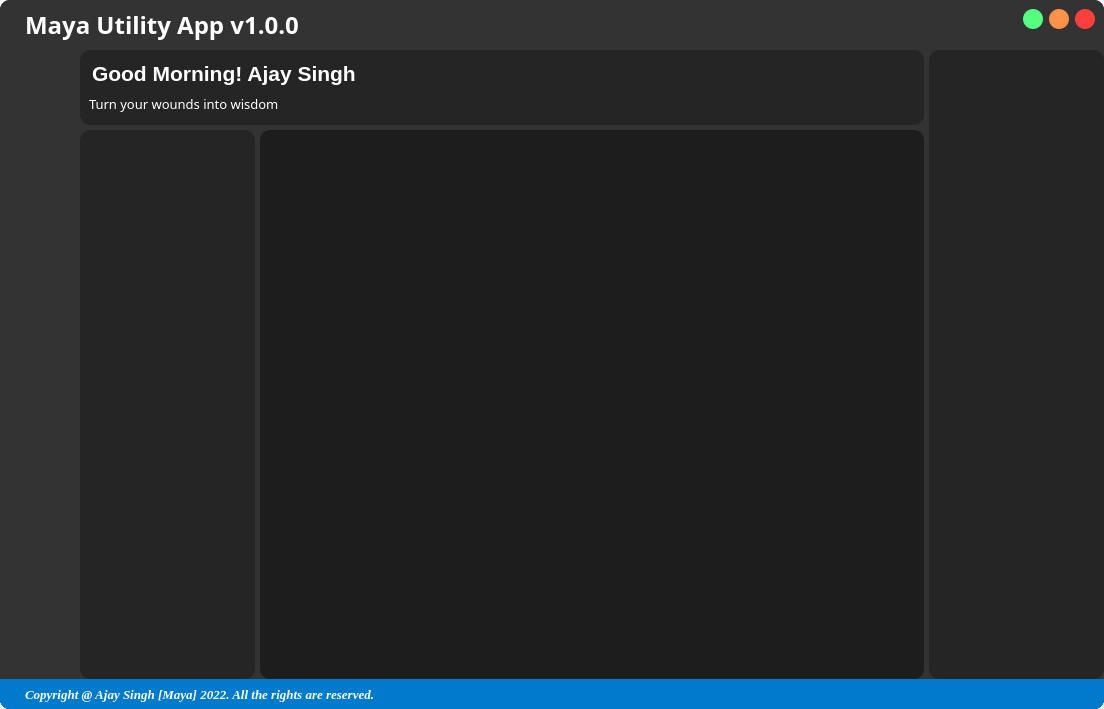
mentormaya/Maya-Utility-App, file assets/UI/Interface.ui: the form before one commit.
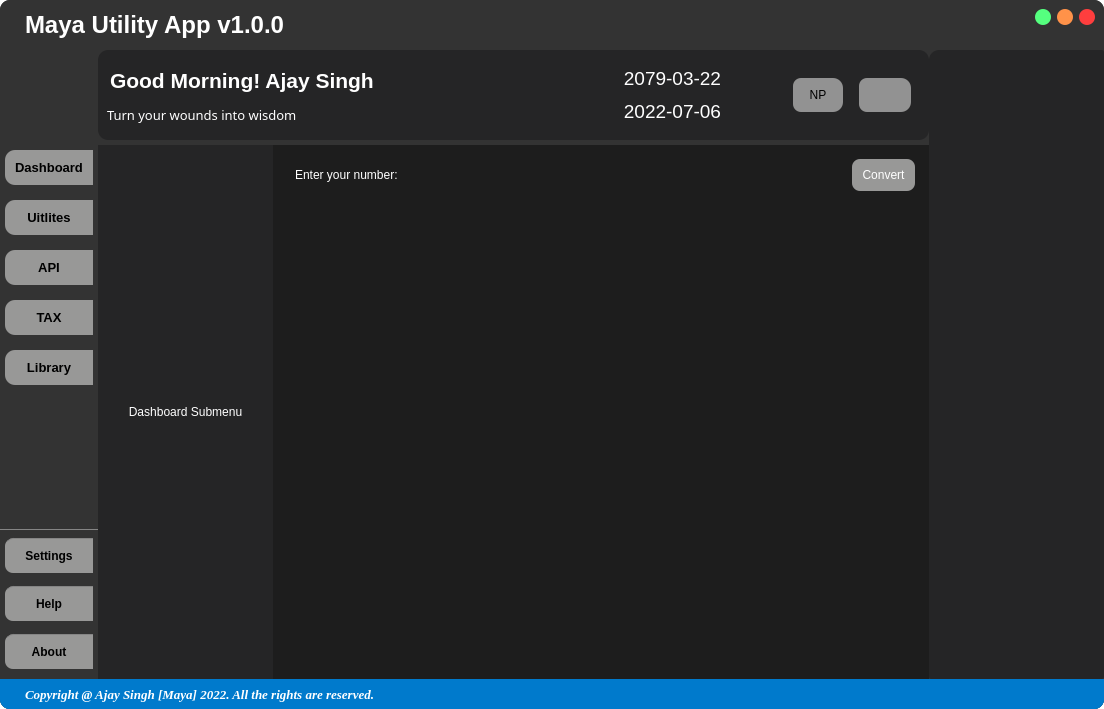
The form after the commit. Icons and pictures are not drawn.

```diff
--- a/assets/UI/Interface.ui
+++ b/assets/UI/Interface.ui
@@ -26,10 +26,7 @@
 border-radius: 10;
 color: rgb(255,255,255)</string>
    </property>
-   <layout class="QVBoxLayout" name="drop_shadow_layout">
-    <property name="spacing">
-     <number>0</number>
-    </property>
+   <layout class="QGridLayout" name="gridLayout_2">
     <property name="leftMargin">
      <number>0</number>
     </property>
@@ -42,7 +39,7 @@
     <property name="bottomMargin">
      <number>0</number>
     </property>
-    <item>
+    <item row="0" column="0">
      <widget class="QFrame" name="drop_shadow_frame">
       <property name="frameShape">
        <enum>QFrame::NoFrame</enum>
@@ -133,7 +130,7 @@
               <widget class="QLabel" name="app_title">
                <property name="font">
                 <font>
-                 <family>Ubuntu Mono</family>
+                 <family>Helvetica</family>
                  <pointsize>18</pointsize>
                  <weight>75</weight>
                  <bold>true</bold>
@@ -169,14 +166,14 @@
               <widget class="QPushButton" name="btn_minimize">
                <property name="minimumSize">
                 <size>
-                 <width>20</width>
-                 <height>20</height>
+                 <width>16</width>
+                 <height>16</height>
                 </size>
                </property>
                <property name="maximumSize">
                 <size>
-                 <width>20</width>
-                 <height>20</height>
+                 <width>16</width>
+                 <height>16</height>
                 </size>
                </property>
                <property name="toolTip">
@@ -188,7 +185,7 @@
                <property name="styleSheet">
                 <string notr="true">QPushButton {
 	border:none;
-	border-radius: 10px;
+	border-radius: 8px;
 	background-color: rgb(85, 255, 127);
 }
 
@@ -205,14 +202,14 @@
               <widget class="QPushButton" name="btn_maximize">
                <property name="minimumSize">
                 <size>
-                 <width>20</width>
-                 <height>20</height>
+                 <width>16</width>
+                 <height>16</height>
                 </size>
                </property>
                <property name="maximumSize">
                 <size>
-                 <width>20</width>
-                 <height>20</height>
+                 <width>16</width>
+                 <height>16</height>
                 </size>
                </property>
                <property name="toolTip">
@@ -224,7 +221,7 @@
                <property name="styleSheet">
                 <string notr="true">QPushButton {
 	border:none;
-	border-radius: 10px;
+	border-radius: 8px;
 	background-color: rgb(255, 146, 73);
 }
 
@@ -241,14 +238,14 @@
               <widget class="QPushButton" name="btn_close">
                <property name="minimumSize">
                 <size>
-                 <width>20</width>
-                 <height>20</height>
+                 <width>16</width>
+                 <height>16</height>
                 </size>
                </property>
                <property name="maximumSize">
                 <size>
-                 <width>20</width>
-                 <height>20</height>
+                 <width>16</width>
+                 <height>16</height>
                 </size>
                </property>
                <property name="toolTip">
@@ -260,7 +257,7 @@
                <property name="styleSheet">
                 <string notr="true">QPushButton {
 	border:none;
-	border-radius: 10px;
+	border-radius: 8px;
 	background-color: rgb(255, 62, 62);
 }
 
@@ -303,9 +300,172 @@
           <property name="bottomMargin">
            <number>0</number>
           </property>
-          <property name="spacing">
+          <property name="horizontalSpacing">
+           <number>0</number>
+          </property>
+          <property name="verticalSpacing">
            <number>5</number>
           </property>
+          <item row="2" column="0">
+           <widget class="QFrame" name="app_info_frame">
+            <property name="minimumSize">
+             <size>
+              <width>0</width>
+              <height>150</height>
+             </size>
+            </property>
+            <property name="maximumSize">
+             <size>
+              <width>16777215</width>
+              <height>150</height>
+             </size>
+            </property>
+            <property name="styleSheet">
+             <string notr="true">border-radius: 0px;
+border-top: 1px solid rgb(133, 133, 133);</string>
+            </property>
+            <property name="frameShape">
+             <enum>QFrame::NoFrame</enum>
+            </property>
+            <property name="frameShadow">
+             <enum>QFrame::Raised</enum>
+            </property>
+            <layout class="QVBoxLayout" name="verticalLayout_5">
+             <property name="spacing">
+              <number>0</number>
+             </property>
+             <property name="leftMargin">
+              <number>0</number>
+             </property>
+             <property name="topMargin">
+              <number>0</number>
+             </property>
+             <property name="rightMargin">
+              <number>0</number>
+             </property>
+             <property name="bottomMargin">
+              <number>0</number>
+             </property>
+             <item>
+              <widget class="QPushButton" name="settings_menu">
+               <property name="font">
+                <font>
+                 <weight>75</weight>
+                 <bold>true</bold>
+                </font>
+               </property>
+               <property name="cursor">
+                <cursorShape>PointingHandCursor</cursorShape>
+               </property>
+               <property name="styleSheet">
+                <string notr="true">QPushButton{
+	background-color: rgba(223, 223, 221, 150);
+	color: rgb(0,0,0);
+	padding: 10px;
+	margin: 5px;
+	border-top-left-radius: 8px;
+	border-bottom-left-radius: 8px;
+}
+
+QPushButton:hover{
+	background-color: rgba(223, 223, 221, 200);
+}
+
+QPushButton:pressed{
+	background-color: rgba(223, 223, 221, 200);
+	border-right: rgba(85, 0, 255, 150) 4px solid;
+}</string>
+               </property>
+               <property name="text">
+                <string>Settings</string>
+               </property>
+               <property name="icon">
+                <iconset resource="../assets.qrc">
+                 <normaloff>:/icons/icons/settings.svg</normaloff>:/icons/icons/settings.svg</iconset>
+               </property>
+              </widget>
+             </item>
+             <item>
+              <widget class="QPushButton" name="help_menu">
+               <property name="font">
+                <font>
+                 <weight>75</weight>
+                 <bold>true</bold>
+                </font>
+               </property>
+               <property name="cursor">
+                <cursorShape>PointingHandCursor</cursorShape>
+               </property>
+               <property name="styleSheet">
+                <string notr="true">QPushButton{
+	background-color: rgba(223, 223, 221, 150);
+	color: rgb(0,0,0);
+	padding: 10px;
+	margin: 5px;
+	border-top-left-radius: 8px;
+	border-bottom-left-radius: 8px;
+}
+
+QPushButton:hover{
+	background-color: rgba(223, 223, 221, 200);
+}
+
+QPushButton:pressed{
+	background-color: rgba(223, 223, 221, 200);
+	border-right: rgba(85, 0, 255, 150) 4px solid;
+}</string>
+               </property>
+               <property name="text">
+                <string>Help</string>
+               </property>
+               <property name="icon">
+                <iconset resource="../assets.qrc">
+                 <normaloff>:/icons/icons/help-circle.svg</normaloff>:/icons/icons/help-circle.svg</iconset>
+               </property>
+              </widget>
+             </item>
+             <item>
+              <widget class="QPushButton" name="about_menu">
+               <property name="font">
+                <font>
+                 <weight>75</weight>
+                 <bold>true</bold>
+                </font>
+               </property>
+               <property name="cursor">
+                <cursorShape>PointingHandCursor</cursorShape>
+               </property>
+               <property name="styleSheet">
+                <string notr="true">QPushButton{
+	background-color: rgba(223, 223, 221, 150);
+	color: rgb(0,0,0);
+	padding: 10px;
+	margin: 5px;
+	border-top-left-radius: 8px;
+	border-bottom-left-radius: 8px;
+}
+
+QPushButton:hover{
+	background-color: rgba(223, 223, 221, 200);
+}
+
+QPushButton:pressed{
+	background-color: rgba(223, 223, 221, 200);
+	border-right: rgba(85, 0, 255, 150) 4px solid;
+}</string>
+               </property>
+               <property name="text">
+                <string>About</string>
+               </property>
+               <property name="icon">
+                <iconset resource="../assets.qrc">
+                 <normaloff>:/icons/icons/info.svg</normaloff>:/icons/icons/info.svg</iconset>
+               </property>
+              </widget>
+             </item>
+            </layout>
+           </widget>
+          </item>
           <item row="0" column="0">
            <widget class="QFrame" name="brand_frame">
             <property name="minimumSize">
@@ -346,6 +506,168 @@
             </layout>
            </widget>
           </item>
+          <item row="1" column="2" rowspan="2">
+           <widget class="QFrame" name="content_frame">
+            <property name="styleSheet">
+             <string notr="true">background-color: rgb(29, 29, 29);
+border-radius: 0px;</string>
+            </property>
+            <property name="frameShape">
+             <enum>QFrame::StyledPanel</enum>
+            </property>
+            <property name="frameShadow">
+             <enum>QFrame::Raised</enum>
+            </property>
+            <layout class="QHBoxLayout" name="horizontalLayout_7">
+             <property name="spacing">
+              <number>0</number>
+             </property>
+             <property name="leftMargin">
+              <number>0</number>
+             </property>
+             <property name="topMargin">
+              <number>0</number>
+             </property>
+             <property name="rightMargin">
+              <number>0</number>
+             </property>
+             <property name="bottomMargin">
+              <number>0</number>
+             </property>
+             <item>
+              <widget class="QStackedWidget" name="main_content_pages">
+               <property name="currentIndex">
+                <number>1</number>
+               </property>
+               <widget class="QWidget" name="dashboard">
+                <layout class="QVBoxLayout" name="verticalLayout_8">
+                 <property name="spacing">
+                  <number>5</number>
+                 </property>
+                 <property name="leftMargin">
+                  <number>0</number>
+                 </property>
+                 <property name="topMargin">
+                  <number>0</number>
+                 </property>
+                 <property name="rightMargin">
+                  <number>0</number>
+                 </property>
+                 <property name="bottomMargin">
+                  <number>0</number>
+                 </property>
+                 <item>
+                  <widget class="QLabel" name="label_2">
+                   <property name="text">
+                    <string>I am a Dashboard UI</string>
+                   </property>
+                   <property name="alignment">
+                    <set>Qt::AlignCenter</set>
+                   </property>
+                  </widget>
+                 </item>
+                </layout>
+               </widget>
+               <widget class="QWidget" name="utilites_number">
+                <layout class="QVBoxLayout" name="verticalLayout_10">
+                 <property name="spacing">
+                  <number>0</number>
+                 </property>
+                 <property name="leftMargin">
+                  <number>0</number>
+                 </property>
+                 <property name="topMargin">
+                  <number>0</number>
+                 </property>
+                 <property name="rightMargin">
+                  <number>0</number>
+                 </property>
+                 <property name="bottomMargin">
+                  <number>0</number>
+                 </property>
+                 <item>
+                  <widget class="QFrame" name="input_number">
+                   <property name="minimumSize">
+                    <size>
+                     <width>0</width>
+                     <height>40</height>
+                    </size>
+                   </property>
+                   <property name="maximumSize">
+                    <size>
+                     <width>16777215</width>
+                     <height>60</height>
+                    </size>
+                   </property>
+                   <property name="styleSheet">
+                    <string notr="true">padding: 5px;</string>
+                   </property>
+                   <property name="frameShape">
+                    <enum>QFrame::StyledPanel</enum>
+                   </property>
+                   <property name="frameShadow">
+                    <enum>QFrame::Raised</enum>
+                   </property>
+                   <layout class="QHBoxLayout" name="horizontalLayout_9">
+                    <item>
+                     <widget class="QLabel" name="number_input_label">
+                      <property name="text">
+                       <string>Enter your number:</string>
+                      </property>
+                     </widget>
+                    </item>
+                    <item>
+                     <widget class="QLineEdit" name="num_input"/>
+                    </item>
+                    <item>
+                     <widget class="QPushButton" name="clear_btn">
+                      <property name="cursor">
+                       <cursorShape>PointingHandCursor</cursorShape>
+                      </property>
+                      <property name="text">
+                       <string/>
+                      </property>
+                      <property name="icon">
+                       <iconset resource="../assets.qrc">
+                        <normaloff>:/icons/icons/x.svg</normaloff>:/icons/icons/x.svg</iconset>
+                      </property>
+                     </widget>
+                    </item>
+                    <item>
+                     <widget class="QPushButton" name="convert_btn">
+                      <property name="cursor">
+                       <cursorShape>PointingHandCursor</cursorShape>
+                      </property>
+                      <property name="styleSheet">
+                       <string notr="true">padding: 10px;
+border-radius: 8px;
+background-color: rgb(152, 152, 151);</string>
+                      </property>
+                      <property name="text">
+                       <string>Convert</string>
+                      </property>
+                     </widget>
+                    </item>
+                   </layout>
+                  </widget>
+                 </item>
+                 <item>
+                  <widget class="QFrame" name="output_number">
+                   <property name="frameShape">
+                    <enum>QFrame::StyledPanel</enum>
+                   </property>
+                   <property name="frameShadow">
+                    <enum>QFrame::Raised</enum>
+                   </property>
+                  </widget>
+                 </item>
+                </layout>
+               </widget>
+              </widget>
+             </item>
+            </layout>
+           </widget>
+          </item>
           <item row="0" column="1" colspan="2">
            <widget class="QFrame" name="top_bar_frame">
             <property name="styleSheet">
@@ -435,107 +757,684 @@
                </layout>
               </widget>
              </item>
+             <item>
+              <widget class="QFrame" name="date_frame">
+               <property name="frameShape">
+                <enum>QFrame::StyledPanel</enum>
+               </property>
+               <property name="frameShadow">
+                <enum>QFrame::Raised</enum>
+               </property>
+               <layout class="QVBoxLayout" name="verticalLayout_9">
+                <property name="spacing">
+                 <number>0</number>
+                </property>
+                <property name="leftMargin">
+                 <number>0</number>
+                </property>
+                <property name="topMargin">
+                 <number>0</number>
+                </property>
+                <property name="rightMargin">
+                 <number>0</number>
+                </property>
+                <property name="bottomMargin">
+                 <number>0</number>
+                </property>
+                <item>
+                 <widget class="QGroupBox" name="">
+                  <layout class="QGridLayout" name="dates_grid">
+                   <item row="0" column="0">
+                    <widget class="QLabel" name="nepali_date">
+                     <property name="font">
+                      <font>
+                       <family>MS Sans Serif</family>
+                       <pointsize>14</pointsize>
+                      </font>
+                     </property>
+                     <property name="text">
+                      <string>2079-03-22</string>
+                     </property>
+                     <property name="alignment">
+                      <set>Qt::AlignRight|Qt::AlignTrailing|Qt::AlignVCenter</set>
+                     </property>
+                    </widget>
+                   </item>
+                   <item row="1" column="1" alignment="Qt::AlignLeft">
+                    <widget class="QPushButton" name="intdt_copy_btn">
+                     <property name="minimumSize">
+                      <size>
+                       <width>25</width>
+                       <height>0</height>
+                      </size>
+                     </property>
+                     <property name="maximumSize">
+                      <size>
+                       <width>25</width>
+                       <height>16777215</height>
+                      </size>
+                     </property>
+                     <property name="cursor">
+                      <cursorShape>PointingHandCursor</cursorShape>
+                     </property>
+                     <property name="text">
+                      <string/>
+                     </property>
+                     <property name="icon">
+                      <iconset resource="../assets.qrc">
+                       <normaloff>:/icons/icons/copy.svg</normaloff>:/icons/icons/copy.svg</iconset>
+                     </property>
+                    </widget>
+                   </item>
+                   <item row="1" column="0">
+                    <widget class="QLabel" name="int_date">
+                     <property name="font">
+                      <font>
+                       <family>MS Sans Serif</family>
+                       <pointsize>14</pointsize>
+                      </font>
+                     </property>
+                     <property name="text">
+                      <string>2022-07-06</string>
+                     </property>
+                     <property name="alignment">
+                      <set>Qt::AlignRight|Qt::AlignTrailing|Qt::AlignVCenter</set>
+                     </property>
+                    </widget>
+                   </item>
+                   <item row="0" column="1">
+                    <widget class="QPushButton" name="npdt_copy_btn">
+                     <property name="minimumSize">
+                      <size>
+                       <width>25</width>
+                       <height>0</height>
+                      </size>
+                     </property>
+                     <property name="maximumSize">
+                      <size>
+                       <width>25</width>
+                       <height>16777215</height>
+                      </size>
+                     </property>
+                     <property name="cursor">
+                      <cursorShape>PointingHandCursor</cursorShape>
+                     </property>
+                     <property name="text">
+                      <string/>
+                     </property>
+                     <property name="icon">
+                      <iconset resource="../assets.qrc">
+                       <normaloff>:/icons/icons/copy.svg</normaloff>:/icons/icons/copy.svg</iconset>
+                     </property>
+                    </widget>
+                   </item>
+                  </layout>
+                 </widget>
+                </item>
+               </layout>
+              </widget>
+             </item>
              <item>
               <widget class="QFrame" name="top_right_menu">
+               <property name="minimumSize">
+                <size>
+                 <width>150</width>
+                 <height>0</height>
+                </size>
+               </property>
+               <property name="maximumSize">
+                <size>
+                 <width>150</width>
+                 <height>16777215</height>
+                </size>
+               </property>
                <property name="frameShape">
                 <enum>QFrame::StyledPanel</enum>
                </property>
                <property name="frameShadow">
                 <enum>QFrame::Raised</enum>
                </property>
+               <layout class="QHBoxLayout" name="horizontalLayout_8">
+                <item>
+                 <widget class="QPushButton" name="np_cal_btn">
+                  <property name="styleSheet">
+                   <string notr="true">QPushButton{
+	background-color: rgba(223, 223, 221, 150);
+	color: rgb(0,0,0);
+	padding: 10px;
+	margin: 5px;
+	border-top-left-radius: 8px;
+	border-bottom-left-radius: 8px;
+}
+
+QPushButton:hover{
+	background-color: rgba(223, 223, 221, 200);
+}
+
+QPushButton:pressed{
+	background-color: rgba(223, 223, 221, 200);
+	border-right: rgba(85, 0, 255, 150) 4px solid;
+}</string>
+                  </property>
+                  <property name="text">
+                   <string>NP</string>
+                  </property>
+                  <property name="icon">
+                   <iconset resource="../assets.qrc">
+                    <normaloff>:/icons/icons/calendar.svg</normaloff>:/icons/icons/calendar.svg</iconset>
+                  </property>
+                 </widget>
+                </item>
+                <item>
+                 <widget class="QPushButton" name="options_btn">
+                  <property name="styleSheet">
+                   <string notr="true">QPushButton{
+	background-color: rgba(223, 223, 221, 150);
+	color: rgb(0,0,0);
+	padding: 10px;
+	margin: 5px;
+	border-top-left-radius: 8px;
+	border-bottom-left-radius: 8px;
+}
+
+QPushButton:hover{
+	background-color: rgba(223, 223, 221, 200);
+}
+
+QPushButton:pressed{
+	background-color: rgba(223, 223, 221, 200);
+	border-right: rgba(85, 0, 255, 150) 4px solid;
+}</string>
+                  </property>
+                  <property name="text">
+                   <string/>
+                  </property>
+                  <property name="icon">
+                   <iconset resource="../assets.qrc">
+                    <normaloff>:/icons/icons/chevrons-left.svg</normaloff>:/icons/icons/chevrons-left.svg</iconset>
+                  </property>
+                 </widget>
+                </item>
+               </layout>
               </widget>
              </item>
             </layout>
            </widget>
           </item>
-          <item row="0" column="3" rowspan="3">
-           <widget class="QFrame" name="right_menu">
-            <property name="minimumSize">
-             <size>
-              <width>175</width>
-              <height>0</height>
-             </size>
-            </property>
-            <property name="maximumSize">
-             <size>
-              <width>175</width>
-              <height>16777215</height>
-             </size>
-            </property>
-            <property name="styleSheet">
-             <string notr="true">background-color: rgb(37, 37, 38);
-padding: 2px;</string>
-            </property>
-            <property name="frameShape">
-             <enum>QFrame::StyledPanel</enum>
-            </property>
-            <property name="frameShadow">
-             <enum>QFrame::Raised</enum>
-            </property>
-           </widget>
-          </item>
-          <item row="1" column="0">
+          <item row="1" column="0" alignment="Qt::AlignTop">
            <widget class="QFrame" name="left_menu_frame">
+            <property name="styleSheet">
+             <string notr="true">padding: 0px;</string>
+            </property>
             <property name="frameShape">
-             <enum>QFrame::StyledPanel</enum>
+             <enum>QFrame::NoFrame</enum>
             </property>
             <property name="frameShadow">
              <enum>QFrame::Raised</enum>
             </property>
+            <layout class="QVBoxLayout" name="verticalLayout_4">
+             <property name="spacing">
+              <number>5</number>
+             </property>
+             <property name="leftMargin">
+              <number>0</number>
+             </property>
+             <property name="topMargin">
+              <number>0</number>
+             </property>
+             <property name="rightMargin">
+              <number>0</number>
+             </property>
+             <property name="bottomMargin">
+              <number>0</number>
+             </property>
+             <item>
+              <widget class="QPushButton" name="dashboard_menu">
+               <property name="font">
+                <font>
+                 <family>Helvetica</family>
+                 <pointsize>10</pointsize>
+                 <weight>75</weight>
+                 <italic>false</italic>
+                 <bold>true</bold>
+                 <underline>false</underline>
+                 <strikeout>false</strikeout>
+                </font>
+               </property>
+               <property name="cursor">
+                <cursorShape>PointingHandCursor</cursorShape>
+               </property>
+               <property name="mouseTracking">
+                <bool>false</bool>
+               </property>
+               <property name="styleSheet">
+                <string notr="true">QPushButton{
+	background-color: rgba(223, 223, 221, 150);
+	color: rgb(0,0,0);
+	padding: 10px;
+	margin: 5px;
+	border-top-right-radius: 0px;
+	border-bottom-right-radius: 0px;
+}
+
+QPushButton:hover{
+	background-color: rgba(223, 223, 221, 200);
+}
+
+QPushButton:pressed{
+	background-color: rgba(223, 223, 221, 200);
+	border-right: rgba(85, 0, 255, 150) 4px solid;
+}</string>
+               </property>
+               <property name="text">
+                <string>Dashboard</string>
+               </property>
+               <property name="icon">
+                <iconset resource="../assets.qrc">
+                 <normaloff>:/icons/icons/menu.svg</normaloff>:/icons/icons/menu.svg</iconset>
+               </property>
+               <property name="iconSize">
+                <size>
+                 <width>16</width>
+                 <height>16</height>
+                </size>
+               </property>
+               <property name="shortcut">
+                <string>Ctrl+D</string>
+               </property>
+               <property name="checkable">
+                <bool>true</bool>
+               </property>
+               <property name="autoRepeat">
+                <bool>false</bool>
+               </property>
+               <property name="autoDefault">
+                <bool>true</bool>
+               </property>
+               <property name="default">
+                <bool>true</bool>
+               </property>
+               <property name="flat">
+                <bool>false</bool>
+               </property>
+              </widget>
+             </item>
+             <item>
+              <widget class="QPushButton" name="utilities_menu">
+               <property name="font">
+                <font>
+                 <family>Helvetica</family>
+                 <pointsize>10</pointsize>
+                 <weight>75</weight>
+                 <italic>false</italic>
+                 <bold>true</bold>
+                 <underline>false</underline>
+                 <strikeout>false</strikeout>
+                </font>
+               </property>
+               <property name="cursor">
+                <cursorShape>PointingHandCursor</cursorShape>
+               </property>
+               <property name="styleSheet">
+                <string notr="true">QPushButton{
+	background-color: rgba(223, 223, 221, 150);
+	color: rgb(0,0,0);
+	padding: 10px;
+	margin: 5px;
+	border-top-right-radius: 0px;
+	border-bottom-right-radius: 0px;
+}
+
+QPushButton:hover{
+	background-color: rgba(223, 223, 221, 200);
+}
+
+QPushButton:pressed{
+	background-color: rgba(223, 223, 221, 200);
+	border-right: rgba(85, 0, 255, 150) 4px solid;
+}</string>
+               </property>
+               <property name="text">
+                <string>Uitlites</string>
+               </property>
+               <property name="icon">
+                <iconset resource="../assets.qrc">
+                 <normaloff>:/icons/icons/tool.svg</normaloff>:/icons/icons/tool.svg</iconset>
+               </property>
+               <property name="iconSize">
+                <size>
+                 <width>16</width>
+                 <height>16</height>
+                </size>
+               </property>
+               <property name="shortcut">
+                <string>Ctrl+S</string>
+               </property>
+               <property name="checkable">
+                <bool>true</bool>
+               </property>
+               <property name="autoRepeat">
+                <bool>false</bool>
+               </property>
+               <property name="autoDefault">
+                <bool>false</bool>
+               </property>
+               <property name="default">
+                <bool>false</bool>
+               </property>
+               <property name="flat">
+                <bool>false</bool>
+               </property>
+              </widget>
+             </item>
+             <item>
+              <widget class="QPushButton" name="api_menu">
+               <property name="font">
+                <font>
+                 <family>Helvetica</family>
+                 <pointsize>10</pointsize>
+                 <weight>75</weight>
+                 <italic>false</italic>
+                 <bold>true</bold>
+                 <underline>false</underline>
+                 <strikeout>false</strikeout>
+                </font>
+               </property>
+               <property name="cursor">
+                <cursorShape>PointingHandCursor</cursorShape>
+               </property>
+               <property name="styleSheet">
+                <string notr="true">QPushButton{
+	background-color: rgba(223, 223, 221, 150);
+	color: rgb(0,0,0);
+	padding: 10px;
+	margin: 5px;
+	border-top-right-radius: 0px;
+	border-bottom-right-radius: 0px;
+}
+
+QPushButton:hover{
+	background-color: rgba(223, 223, 221, 200);
+}
+
+QPushButton:pressed{
+	background-color: rgba(223, 223, 221, 200);
+	border-right: rgba(85, 0, 255, 150) 4px solid;
+}</string>
+               </property>
+               <property name="text">
+                <string>API</string>
+               </property>
+               <property name="icon">
+                <iconset resource="../assets.qrc">
+                 <normaloff>:/icons/icons/link.svg</normaloff>:/icons/icons/link.svg</iconset>
+               </property>
+               <property name="iconSize">
+                <size>
+                 <width>16</width>
+                 <height>16</height>
+                </size>
+               </property>
+               <property name="shortcut">
+                <string>Ctrl+A</string>
+               </property>
+               <property name="checkable">
+                <bool>true</bool>
+               </property>
+               <property name="autoRepeat">
+                <bool>false</bool>
+               </property>
+               <property name="autoDefault">
+                <bool>false</bool>
+               </property>
+               <property name="default">
+                <bool>false</bool>
+               </property>
+               <property name="flat">
+                <bool>false</bool>
+               </property>
+              </widget>
+             </item>
+             <item>
+              <widget class="QPushButton" name="tax_menu">
+               <property name="font">
+                <font>
+                 <family>Helvetica</family>
+                 <pointsize>10</pointsize>
+                 <weight>75</weight>
+                 <italic>false</italic>
+                 <bold>true</bold>
+                 <underline>false</underline>
+                 <strikeout>false</strikeout>
+                </font>
+               </property>
+               <property name="cursor">
+                <cursorShape>PointingHandCursor</cursorShape>
+               </property>
+               <property name="styleSheet">
+                <string notr="true">QPushButton{
+	background-color: rgba(223, 223, 221, 150);
+	color: rgb(0,0,0);
+	padding: 10px;
+	margin: 5px;
+	border-top-right-radius: 0px;
+	border-bottom-right-radius: 0px;
+}
+
+QPushButton:hover{
+	background-color: rgba(223, 223, 221, 200);
+}
+
+QPushButton:pressed{
+	background-color: rgba(223, 223, 221, 200);
+	border-right: rgba(85, 0, 255, 150) 4px solid;
+}</string>
+               </property>
+               <property name="text">
+                <string>TAX</string>
+               </property>
+               <property name="icon">
+                <iconset resource="../assets.qrc">
+                 <normaloff>:/icons/icons/dollar-sign.svg</normaloff>:/icons/icons/dollar-sign.svg</iconset>
+               </property>
+               <property name="iconSize">
+                <size>
+                 <width>16</width>
+                 <height>16</height>
+                </size>
+               </property>
+               <property name="shortcut">
+                <string>Ctrl+T</string>
+               </property>
+               <property name="checkable">
+                <bool>true</bool>
+               </property>
+               <property name="autoRepeat">
+                <bool>false</bool>
+               </property>
+               <property name="autoDefault">
+                <bool>false</bool>
+               </property>
+               <property name="default">
+                <bool>false</bool>
+               </property>
+               <property name="flat">
+                <bool>false</bool>
+               </property>
+              </widget>
+             </item>
+             <item>
+              <widget class="QPushButton" name="lms_menu">
+               <property name="font">
+                <font>
+                 <family>Helvetica</family>
+                 <pointsize>10</pointsize>
+                 <weight>75</weight>
+                 <italic>false</italic>
+                 <bold>true</bold>
+                 <underline>false</underline>
+                 <strikeout>false</strikeout>
+                </font>
+               </property>
+               <property name="cursor">
+                <cursorShape>PointingHandCursor</cursorShape>
+               </property>
+               <property name="styleSheet">
+                <string notr="true">QPushButton{
+	background-color: rgba(223, 223, 221, 150);
+	color: rgb(0,0,0);
+	padding: 10px;
+	margin: 5px;
+	border-top-right-radius: 0px;
+	border-bottom-right-radius: 0px;
+}
+
+QPushButton:hover{
+	background-color: rgba(223, 223, 221, 200);
+}
+
+QPushButton:pressed{
+	background-color: rgba(223, 223, 221, 200);
+	border-right: rgba(85, 0, 255, 150) 4px solid;
+}</string>
+               </property>
+               <property name="text">
+                <string>Library</string>
+               </property>
+               <property name="icon">
+                <iconset resource="../assets.qrc">
+                 <normaloff>:/icons/icons/book.svg</normaloff>:/icons/icons/book.svg</iconset>
+               </property>
+               <property name="iconSize">
+                <size>
+                 <width>16</width>
+                 <height>16</height>
+                </size>
+               </property>
+               <property name="shortcut">
+                <string>Ctrl+L</string>
+               </property>
+               <property name="checkable">
+                <bool>true</bool>
+               </property>
+               <property name="autoRepeat">
+                <bool>false</bool>
+               </property>
+               <property name="autoDefault">
+                <bool>false</bool>
+               </property>
+               <property name="default">
+                <bool>false</bool>
+               </property>
+               <property name="flat">
+                <bool>false</bool>
+               </property>
+              </widget>
+             </item>
+            </layout>
            </widget>
           </item>
           <item row="1" column="1" rowspan="2">
            <widget class="QFrame" name="sub_menu_frame">
             <property name="minimumSize">
              <size>
-              <width>175</width>
-              <height>0</height>
-             </size>
-            </property>
-            <property name="maximumSize">
-             <size>
-              <width>175</width>
-              <height>16777215</height>
-             </size>
-            </property>
-            <property name="styleSheet">
-             <string notr="true">background-color: rgb(37, 37, 38);
-padding: 2px;</string>
-            </property>
-            <property name="frameShape">
-             <enum>QFrame::StyledPanel</enum>
-            </property>
-            <property name="frameShadow">
-             <enum>QFrame::Raised</enum>
-            </property>
-           </widget>
-          </item>
-          <item row="1" column="2" rowspan="2">
-           <widget class="QFrame" name="content_frame">
-            <property name="styleSheet">
-             <string notr="true">background-color: rgb(29, 29, 29);</string>
-            </property>
-            <property name="frameShape">
-             <enum>QFrame::StyledPanel</enum>
-            </property>
-            <property name="frameShadow">
-             <enum>QFrame::Raised</enum>
-            </property>
-           </widget>
-          </item>
-          <item row="2" column="0">
-           <widget class="QFrame" name="app_info_frame">
-            <property name="minimumSize">
-             <size>
               <width>0</width>
-              <height>150</height>
+              <height>0</height>
              </size>
             </property>
             <property name="maximumSize">
              <size>
-              <width>16777215</width>
-              <height>150</height>
+              <width>175</width>
+              <height>16777215</height>
              </size>
+            </property>
+            <property name="styleSheet">
+             <string notr="true">background-color: rgb(37, 37, 38);
+padding: 2px;
+border-radius: 0px;</string>
+            </property>
+            <property name="frameShape">
+             <enum>QFrame::StyledPanel</enum>
+            </property>
+            <property name="frameShadow">
+             <enum>QFrame::Raised</enum>
+            </property>
+            <layout class="QVBoxLayout" name="verticalLayout_6">
+             <property name="spacing">
+              <number>0</number>
+             </property>
+             <property name="leftMargin">
+              <number>0</number>
+             </property>
+             <property name="topMargin">
+              <number>0</number>
+             </property>
+             <property name="rightMargin">
+              <number>0</number>
+             </property>
+             <property name="bottomMargin">
+              <number>0</number>
+             </property>
+             <item>
+              <widget class="QStackedWidget" name="submenu_pages">
+               <property name="currentIndex">
+                <number>0</number>
+               </property>
+               <widget class="QWidget" name="dashboard_menus">
+                <layout class="QVBoxLayout" name="verticalLayout_7">
+                 <property name="spacing">
+                  <number>5</number>
+                 </property>
+                 <property name="leftMargin">
+                  <number>0</number>
+                 </property>
+                 <property name="topMargin">
+                  <number>0</number>
+                 </property>
+                 <property name="rightMargin">
+                  <number>0</number>
+                 </property>
+                 <property name="bottomMargin">
+                  <number>0</number>
+                 </property>
+                 <item>
+                  <widget class="QLabel" name="label">
+                   <property name="text">
+                    <string>Dashboard Submenu</string>
+                   </property>
+                   <property name="alignment">
+                    <set>Qt::AlignCenter</set>
+                   </property>
+                  </widget>
+                 </item>
+                </layout>
+               </widget>
+               <widget class="QWidget" name="utilites_menu"/>
+              </widget>
+             </item>
+            </layout>
+           </widget>
+          </item>
+          <item row="0" column="3" rowspan="3">
+           <widget class="QFrame" name="right_menu">
+            <property name="minimumSize">
+             <size>
+              <width>175</width>
+              <height>0</height>
+             </size>
+            </property>
+            <property name="maximumSize">
+             <size>
+              <width>175</width>
+              <height>16777215</height>
+             </size>
+            </property>
+            <property name="styleSheet">
+             <string notr="true">background-color: rgb(37, 37, 38);
+padding: 2px;
+border-bottom-left-radius: 2px;
+border-bottom-right-radius: 2px;
+border-top-right-radius: 2px;</string>
             </property>
             <property name="frameShape">
              <enum>QFrame::StyledPanel</enum>
@@ -649,6 +1548,9 @@
               <height>30</height>
              </size>
             </property>
+            <property name="cursor">
+             <cursorShape>SizeFDiagCursor</cursorShape>
+            </property>
             <property name="styleSheet">
              <string notr="true">padding: 5px;</string>
             </property>
```
Left out of the diff: 4 changed lines with no effect on the pictures.
